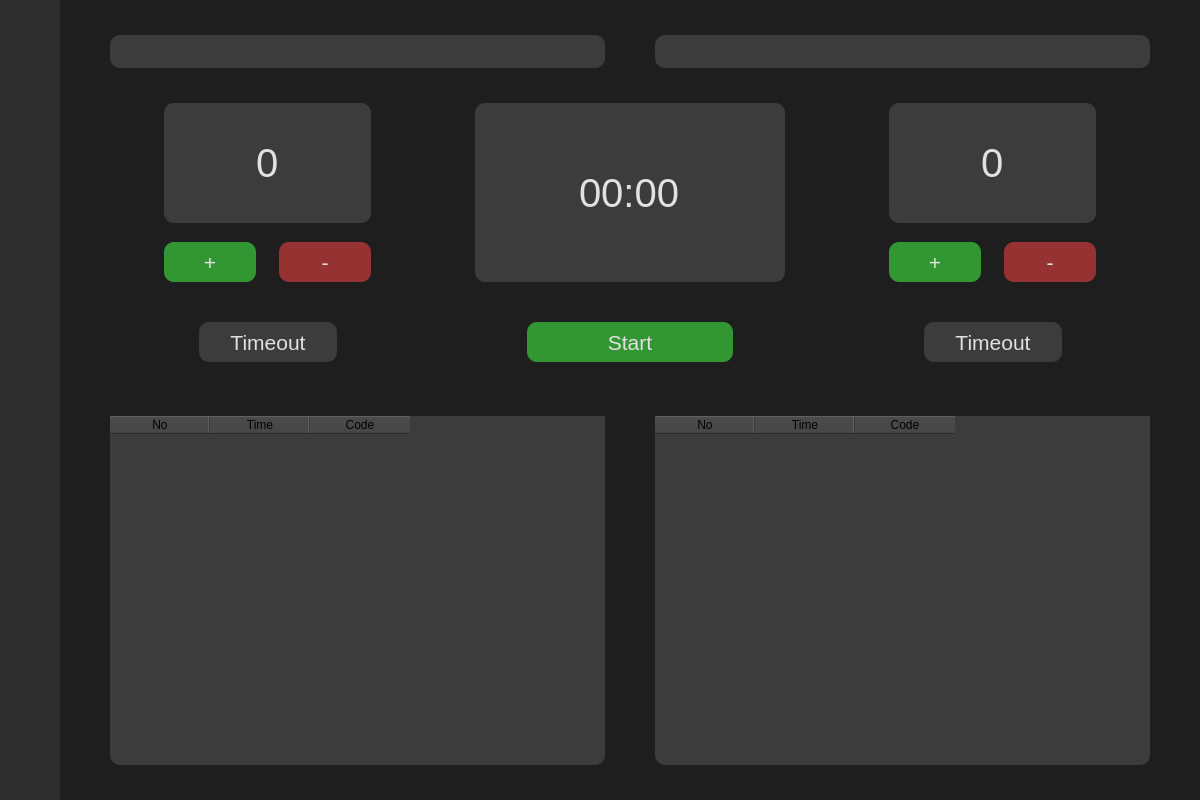
maerkl24/hockeygameclock, file qt_ui/main_window.ui: the form before one commit.
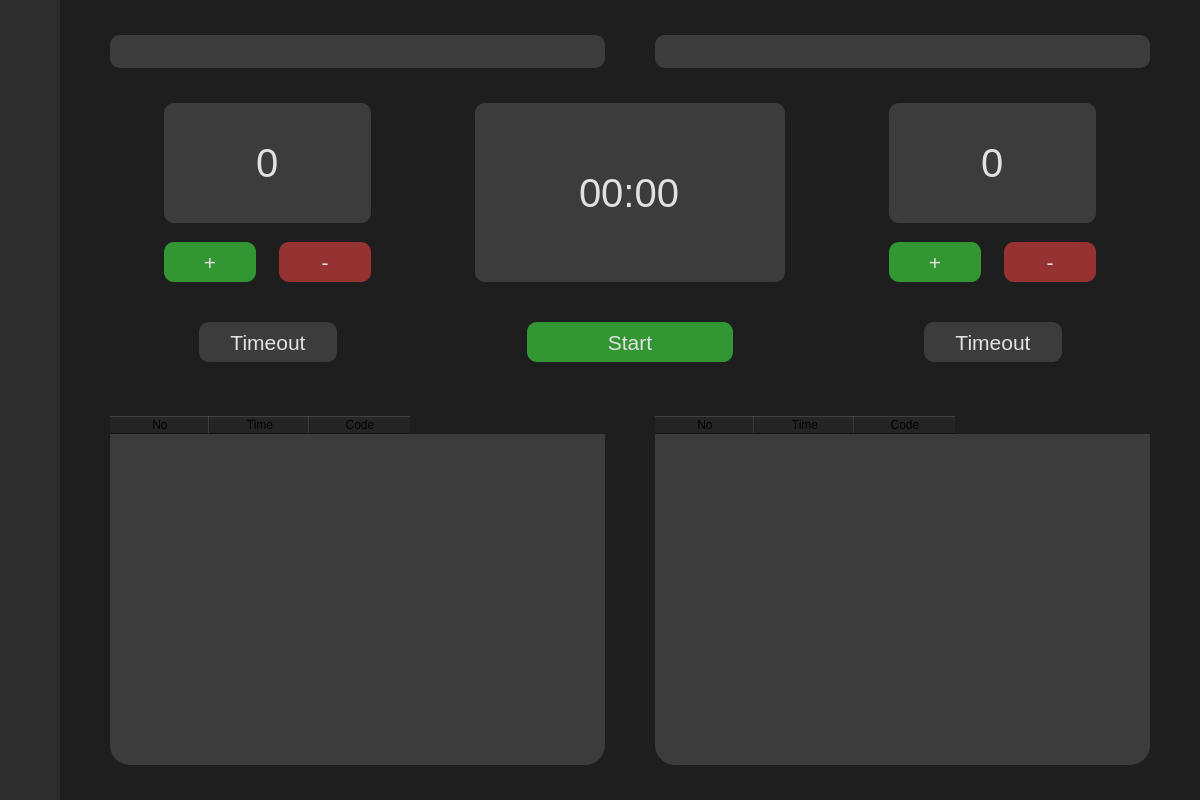
The form after the commit. Icons and pictures are not drawn.

Commit message: Do not use general StyleSheets, instead direct specify at element level

```diff
--- a/qt_ui/main_window.ui
+++ b/qt_ui/main_window.ui
@@ -33,40 +33,7 @@
   </property>
   <widget class="QWidget" name="centralwidget">
    <property name="styleSheet">
-    <string notr="true">QPushButton {
-    border: none;
-    border-radius: 10px;
-    color: rgb(225, 225, 225);
-	background-color: rgb(60, 60, 60);
-}
-
-QTimeEdit {
-    border: none;
-    border-radius: 10px;
-	color: rgb(225, 225, 225);
-	background-color: rgb(60, 60, 60);
-}
-
-QSpinBox {
-    border: none;
-    border-radius: 10px;
-	color: rgb(225, 225, 225);
-	background-color: rgb(60, 60, 60);
-}
-
-QLineEdit {
-    border: none;
-    border-radius: 10px;
-	color: rgb(225, 225, 225);
-	background-color: rgb(60, 60, 60);
-}
-
-QTableWidget {
-    border: none;
-    border-radius: 10px;
-    color: rgb(225, 225, 225);
-	background-color: rgb(60, 60, 60);
-}</string>
+    <string notr="true"/>
    </property>
    <layout class="QVBoxLayout" name="verticalLayout">
     <property name="spacing">
@@ -168,7 +135,12 @@
              </size>
             </property>
             <property name="styleSheet">
-             <string notr="true">QPushButton:hover {
+             <string notr="true">QPushButton {
+    border: none;
+    border-radius: 10px;
+    color: rgb(225, 225, 225);
+}
+QPushButton:hover {
 	background-color: rgb(75, 75, 75);
 }</string>
             </property>
@@ -220,7 +192,12 @@
              </font>
             </property>
             <property name="styleSheet">
-             <string notr="true">QPushButton:hover {
+             <string notr="true">QPushButton {
+    border: none;
+    border-radius: 10px;
+    color: rgb(225, 225, 225);
+}
+QPushButton:hover {
 	background-color: rgb(75, 75, 75);
 }</string>
             </property>
@@ -311,7 +288,12 @@
                </font>
               </property>
               <property name="styleSheet">
-               <string notr="true">background-color: rgb(60, 60, 60);</string>
+               <string notr="true">QLineEdit {
+    border: none;
+    border-radius: 10px;
+	color: rgb(225, 225, 225);
+	background-color: rgb(60, 60, 60);
+}</string>
               </property>
               <property name="alignment">
                <set>Qt::AlignCenter</set>
@@ -342,7 +324,12 @@
                </font>
               </property>
               <property name="styleSheet">
-               <string notr="true">background-color: rgb(60, 60, 60);</string>
+               <string notr="true">QLineEdit {
+    border: none;
+    border-radius: 10px;
+	color: rgb(225, 225, 225);
+	background-color: rgb(60, 60, 60);
+}</string>
               </property>
               <property name="alignment">
                <set>Qt::AlignCenter</set>
@@ -423,7 +410,12 @@
                  </font>
                 </property>
                 <property name="styleSheet">
-                 <string notr="true">background-color: rgb(60, 60, 60);</string>
+                 <string notr="true">QSpinBox {
+    border: none;
+    border-radius: 10px;
+	color: rgb(225, 225, 225);
+	background-color: rgb(60, 60, 60);
+}</string>
                 </property>
                 <property name="alignment">
                  <set>Qt::AlignCenter</set>
@@ -700,7 +692,12 @@
                  </font>
                 </property>
                 <property name="styleSheet">
-                 <string notr="true">background-color: rgb(60, 60, 60);</string>
+                 <string notr="true">QTimeEdit {
+    border: none;
+    border-radius: 10px;
+	color: rgb(225, 225, 225);
+	background-color: rgb(60, 60, 60);
+}</string>
                 </property>
                 <property name="wrapping">
                  <bool>false</bool>
@@ -888,7 +885,12 @@
                  </font>
                 </property>
                 <property name="styleSheet">
-                 <string notr="true">background-color: rgb(60, 60, 60);</string>
+                 <string notr="true">QSpinBox {
+    border: none;
+    border-radius: 10px;
+	color: rgb(225, 225, 225);
+	background-color: rgb(60, 60, 60);
+}</string>
                 </property>
                 <property name="alignment">
                  <set>Qt::AlignCenter</set>
@@ -1187,7 +1189,12 @@
               <item>
                <widget class="QTableWidget" name="home_penalties">
                 <property name="styleSheet">
-                 <string notr="true">background-color: rgb(60, 60, 60);
+                 <string notr="true">QTableWidget {
+    border: none;
+    border-radius: 20px;
+    color: rgb(225, 225, 225);
+	background-color: rgb(60, 60, 60);
+}
 </string>
                 </property>
                 <column>
@@ -1245,7 +1252,12 @@
               <item>
                <widget class="QTableWidget" name="guest_penalties">
                 <property name="styleSheet">
-                 <string notr="true">background-color: rgb(60, 60, 60);</string>
+                 <string notr="true">QTableWidget {
+    border: none;
+    border-radius: 20px;
+    color: rgb(225, 225, 225);
+	background-color: rgb(60, 60, 60);
+}</string>
                 </property>
                 <column>
                  <property name="text">
```
